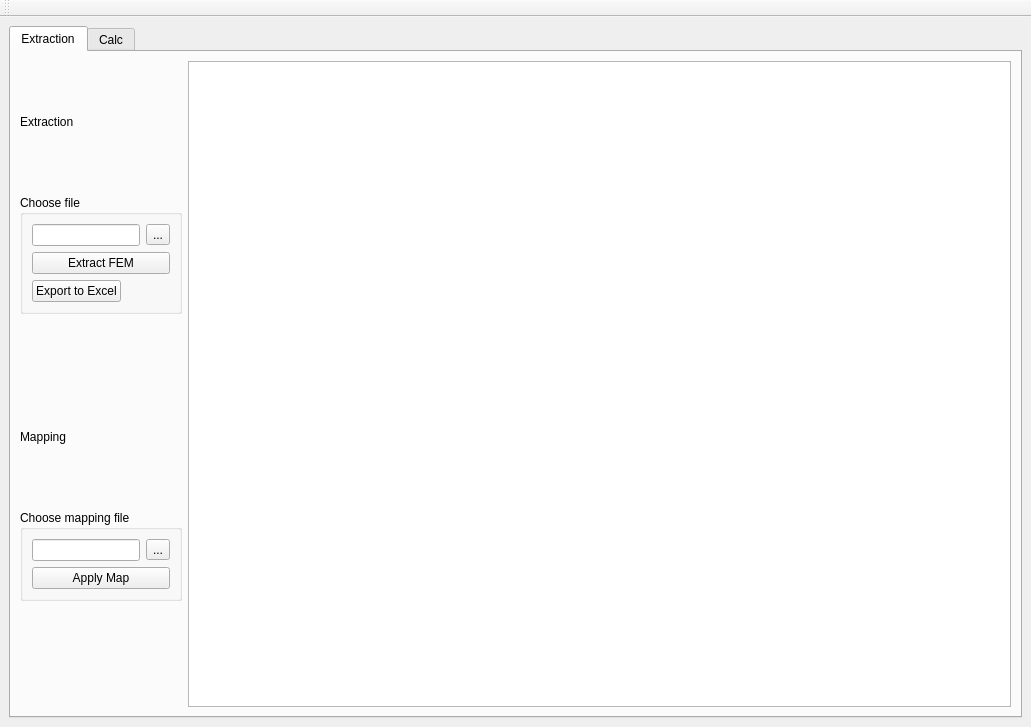
First picture: the form in base_ui.ui, repository zhivvv/dashboard, before the edit.
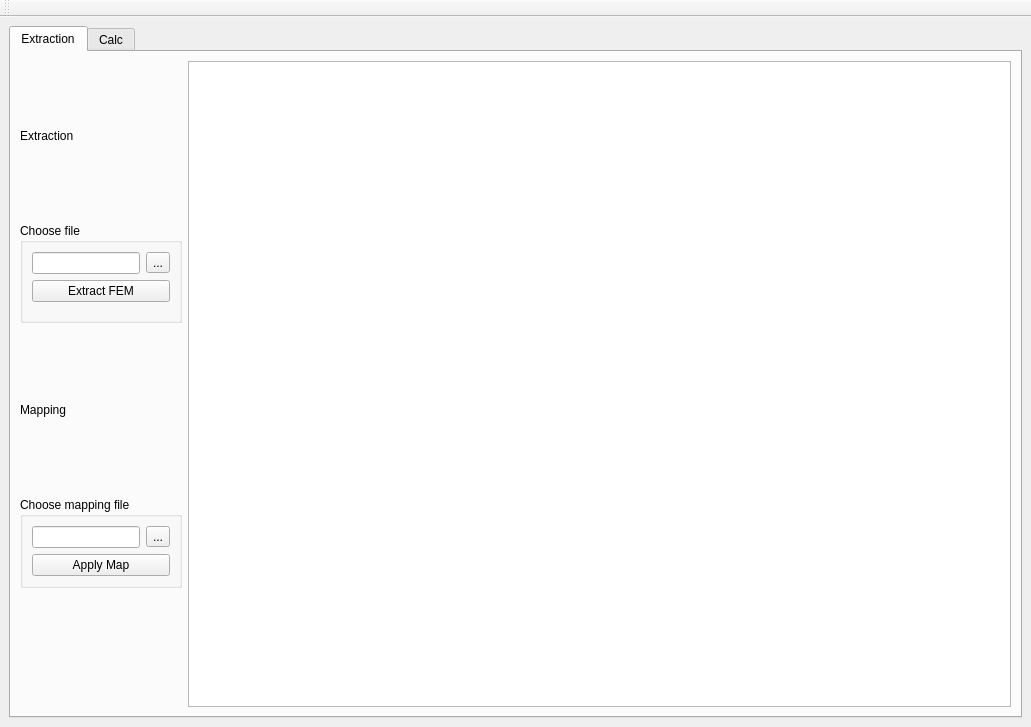
Second picture: the form after the edit.

Commit message: choose file or folder buttons fixed

```diff
--- a/base_ui.ui
+++ b/base_ui.ui
@@ -67,27 +67,14 @@
              <string>Choose file</string>
             </property>
             <layout class="QFormLayout" name="formLayout">
-             <item row="0" column="0">
-              <widget class="QLineEdit" name="lineEdit_1">
-               <property name="sizePolicy">
-                <sizepolicy hsizetype="Preferred" vsizetype="Fixed">
-                 <horstretch>0</horstretch>
-                 <verstretch>0</verstretch>
-                </sizepolicy>
-               </property>
-               <property name="readOnly">
-                <bool>true</bool>
-               </property>
-              </widget>
-             </item>
-             <item row="0" column="1">
+             <item row="1" column="1">
               <widget class="QToolButton" name="btn_tool_1">
                <property name="text">
                 <string>...</string>
                </property>
               </widget>
              </item>
-             <item row="1" column="0" colspan="2">
+             <item row="3" column="0" colspan="2">
               <widget class="QPushButton" name="btn_1">
                <property name="sizePolicy">
                 <sizepolicy hsizetype="Preferred" vsizetype="Preferred">
@@ -106,32 +93,19 @@
                </property>
               </widget>
              </item>
-             <item row="2" column="0">
-              <widget class="QPushButton" name="btn_export">
-               <property name="text">
-                <string>Export to Excel</string>
+             <item row="4" column="0">
+              <widget class="Line" name="line">
+               <property name="orientation">
+                <enum>Qt::Horizontal</enum>
                </property>
               </widget>
              </item>
+             <item row="1" column="0">
+              <widget class="QLineEdit" name="lineEdit_1"/>
+             </item>
             </layout>
            </widget>
           </item>
-          <item>
-           <spacer name="verticalSpacer_2">
-            <property name="orientation">
-             <enum>Qt::Vertical</enum>
-            </property>
-            <property name="sizeType">
-             <enum>QSizePolicy::Maximum</enum>
-            </property>
-            <property name="sizeHint" stdset="0">
-             <size>
-              <width>20</width>
-              <height>50</height>
-             </size>
-            </property>
-           </spacer>
-          </item>
           <item>
            <widget class="QLabel" name="label_3">
             <property name="sizePolicy">
```
Left out of the diff: 2 changed lines with no effect on the pictures. The commit also changes 3 other files.
